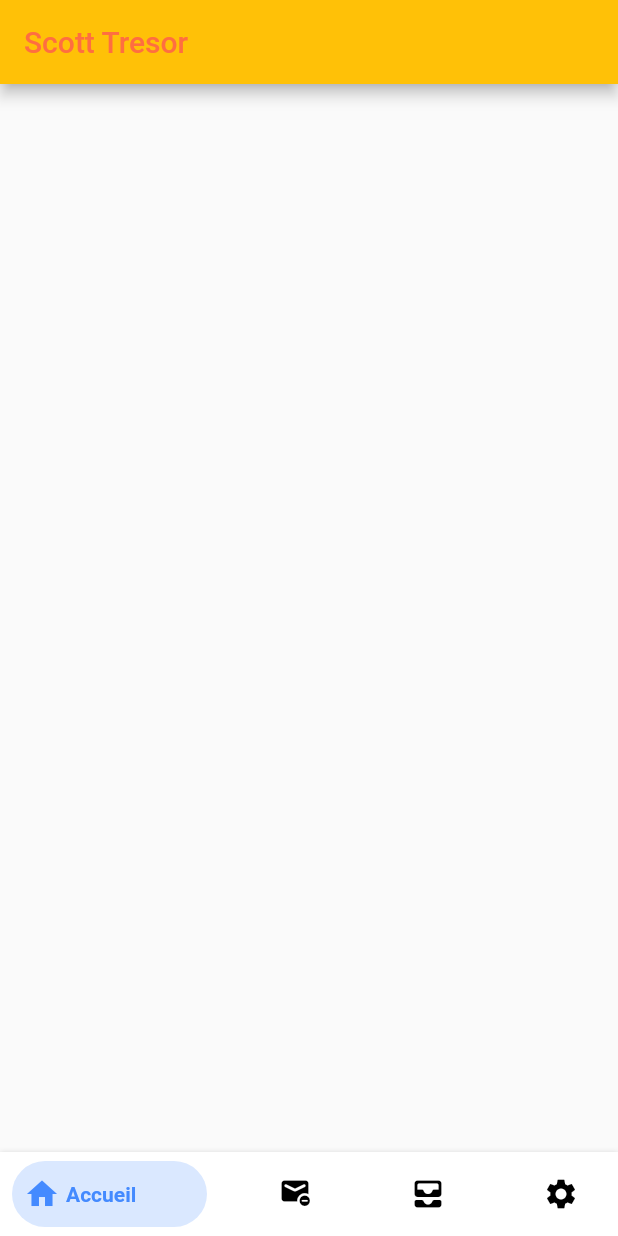
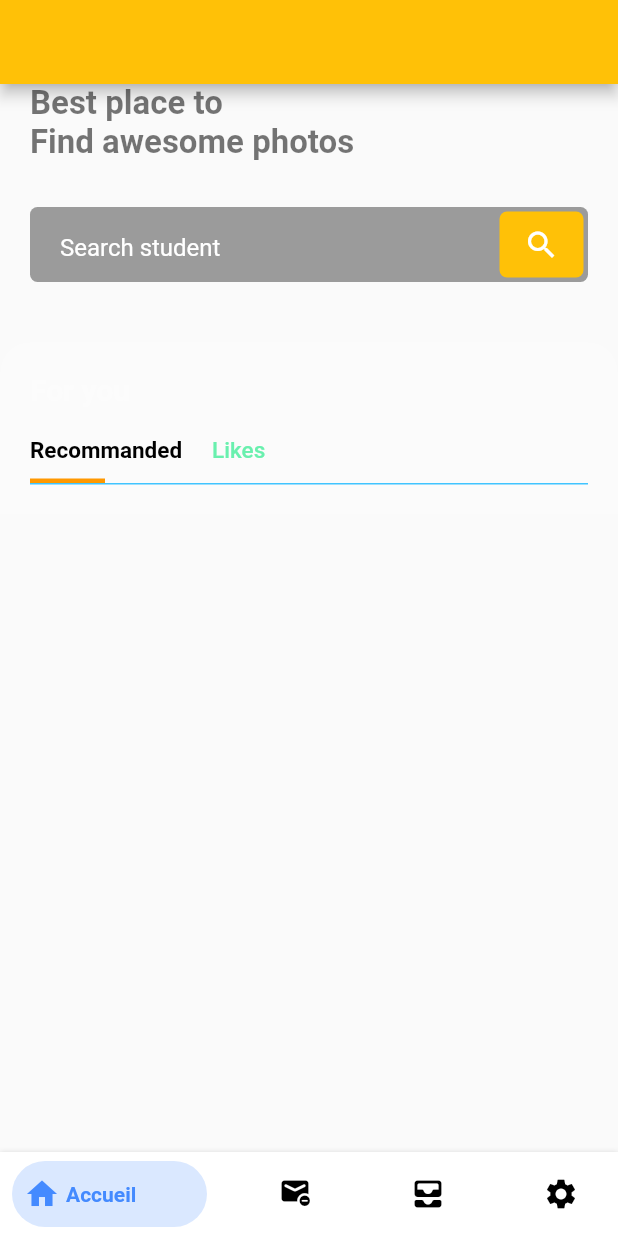
Before and after one commit to Scott-Tresor/isc-flutterApp, a Flutter app: the screen it shows after launch, on a phone screen of 412 x 824 dp. Run offline on Flutter 3.47's test engine with Material 2 defaults, Android fonts, the phone set to English and light mode, and no system bars; drawn by our look-alikes of bottom_navy_bar.

Commit message:
(feat): add design in application

```diff
--- a/lib/ui/home.dart
+++ b/lib/ui/home.dart
@@ -14,15 +14,76 @@ class _HomePageState extends State<HomePage>
   Widget build(BuildContext context){
     return Scaffold(
       appBar: AppBar(
-        title: Text(
-          'Scott Tresor',
-          style: TextStyle(
-            color: Colors.deepOrangeAccent
-          )
+
+      ),
+      body: SingleChildScrollView(
+        scrollDirection: Axis.vertical,
+        child: Column(
+          children: <Widget>[
+            searchBox(),
+            SizedBox(height: 40,),
+            Container(
+              padding: EdgeInsets.all(20),
+              width: double.infinity,
+              decoration: BoxDecoration(
+                borderRadius: BorderRadius.only(
+                  topLeft: Radius.circular(20),
+                  topRight: Radius.circular(20)
+                ),
+                color: Colors.white10
+              ),
+              child: Column(
+                crossAxisAlignment: CrossAxisAlignment.start,
+                children: <Widget>[
+                  Text("For you", style: TextStyle(
+                    color: Colors.white30,
+                    fontSize: 20,
+                    fontWeight: FontWeight.bold
+                  ),),
+                  SizedBox(height: 20,),
+                  Container(
+                    decoration: BoxDecoration(
+                      border: Border(bottom: BorderSide(
+                        color: Colors.lightBlueAccent
+                      ))
+                    ),
+                    child: Row(
+                      crossAxisAlignment: CrossAxisAlignment.start,
+                      children: <Widget>[
+                        Column(
+                          crossAxisAlignment: CrossAxisAlignment.start,
+                          children: [
+                            Text('Recommanded', style: TextStyle(
+                              color: Colors.black,
+                              fontWeight: FontWeight.bold,
+                              fontSize: 15
+                            ),),
+                            Container(
+                              width: 50,
+                              padding: EdgeInsets.only(bottom: 10),
+                              decoration: BoxDecoration(
+                                border: Border(bottom: BorderSide(
+                                  color: Colors.orange,
+                                  width: 3
+                                ))
+                              ),
+                            )
+                          ],
+                        ),
+                        SizedBox(width: 20,),
+                        Text('Likes', style: TextStyle(
+                          color: Colors.greenAccent,
+                          fontWeight: FontWeight.w500,
+                          fontSize: 15
+                        ),)
+                      ],
+                    ),
+                  )
+                ],
+              ),
+            )
+          ],
         ),
-      ),
-      body: Scaffold(
-
       ),
       bottomNavigationBar: BottomNavyBar(
         animationDuration: Duration(milliseconds: 1000),
@@ -62,4 +123,56 @@ class _HomePageState extends State<HomePage>
       ),
     );
   }
+
+  Widget searchBox() {
+    return Padding(
+      padding: EdgeInsets.symmetric(horizontal: 20),
+      child: Column(
+        crossAxisAlignment: CrossAxisAlignment.start,
+        children: <Widget>[
+          Text(
+            'Best place to \nFind awesome photos',
+            style: TextStyle(
+              fontSize: 22,
+              color: Colors.black54,
+              fontWeight: FontWeight.bold
+            ),
+          ),
+          SizedBox(height: 30,),
+          Container(
+            height: 50,
+            padding: EdgeInsets.only(left: 20, right: 3, top: 3, bottom: 3),
+            decoration: BoxDecoration(
+              borderRadius: BorderRadius.circular(5),
+              color: Colors.black38
+            ),
+            child: Row(
+              children: <Widget>[
+                Expanded(
+                  child: TextField(
+                    decoration: InputDecoration(
+                      hintText: "Search student",
+                      hintStyle: TextStyle(color: Colors.white),
+                      border: InputBorder.none
+                    ),
+                  ),
+                ),
+                MaterialButton(
+                  onPressed: (){},
+                  shape: RoundedRectangleBorder(
+                    borderRadius: BorderRadius.circular(5)
+                  ),
+                  height: double.infinity,
+                  minWidth: 50,
+                  elevation: 0,
+                  color: Colors.amber,
+                  child: Icon(Icons.search, color: Colors.white,),
+                )
+              ],
+            ),
+          )
+        ],
+      ),
+    );
+  }
 }
```
